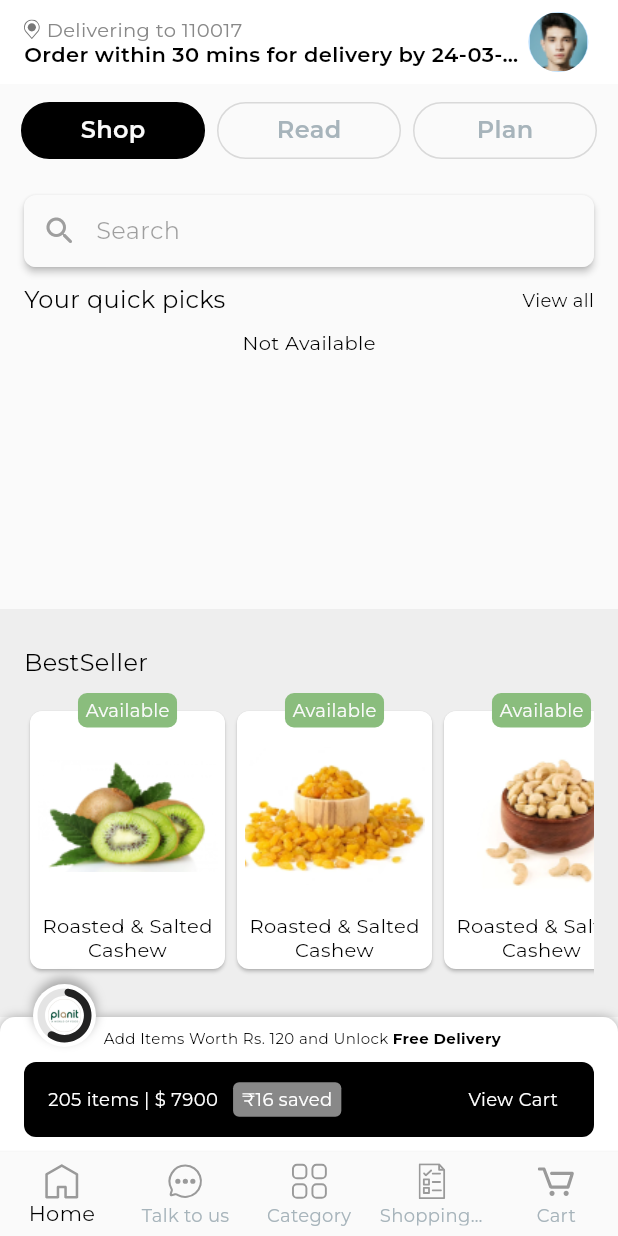
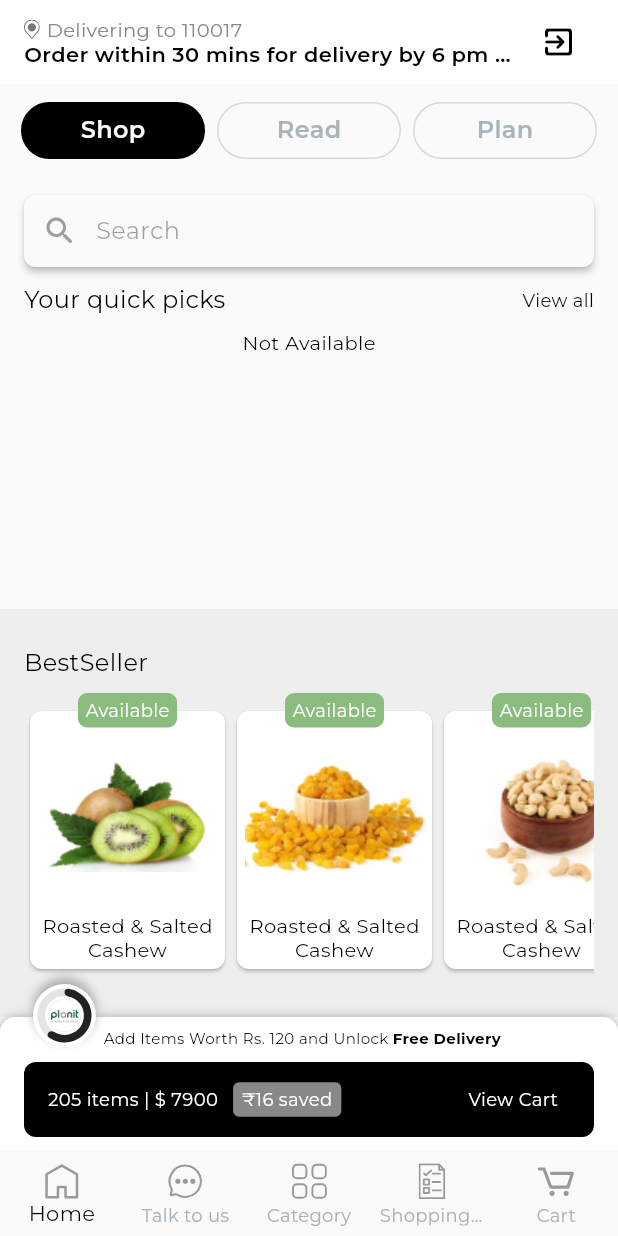
Before and after one commit to ramprasadbhagat/planit, a Flutter app: the ShopPage screen opened by its route, scrolled down 486 dp, on a phone screen of 412 x 824 dp. Run offline on Flutter 3.47's test engine with Material 3 defaults, Android fonts, the phone set to English and light mode, and no system bars; our stand-ins replace auto_route, cached_network_image, carousel_slider, dartz, dio, flutter_bloc and 12 more; accounts and stored records are empty; network calls fail; statements that could not run were skipped; project files that could hold a hidden picture were left out.

Commit message:
ui fix for home page

```diff
--- a/lib/presentation/category/widgets/product_card.dart
+++ b/lib/presentation/category/widgets/product_card.dart
@@ -211,6 +211,7 @@ class _AddToListTextFieldState extends State<AddToListTextField> {
       width: 80,
       padding: const EdgeInsets.symmetric(horizontal: 6),
       decoration: BoxDecoration(
+        color: Colors.white70,
         border: Border.all(
           color: AppColors.black,
         ),
--- a/lib/presentation/home/shop/widgets/highlight_section.dart
+++ b/lib/presentation/home/shop/widgets/highlight_section.dart
@@ -113,11 +113,14 @@ class HighlightItem extends StatelessWidget {
             ),
           ),
         ),
-        Container(
+        item.discountValue == '0'
+            ? const SizedBox.shrink()
+            : Container(
                 padding: const EdgeInsets.symmetric(
                   horizontal: 5,
                   vertical: 4,
                 ),
+                margin: const EdgeInsets.only(top: 2),
                 decoration: BoxDecoration(
                   borderRadius: BorderRadius.circular(8),
                   color: AppColors.black,
--- a/lib/presentation/home/shop/widgets/location_pin.dart
+++ b/lib/presentation/home/shop/widgets/location_pin.dart
@@ -32,23 +32,16 @@ class LocationPin extends StatelessWidget {
                 ],
               ),
               Text(
-                'Order within 30 mins for delivery by 24-03-2024',
+                'Order within 30 mins for delivery by 6 pm on 24-03',
                 style: textTheme.labelSmall,
               ),
               const SizedBox(width: 4.0),
             ],
           ),
         ),
-        Expanded(
+        const Expanded(
           flex: 1,
-          child: CircleAvatar(
-            child: SizedBox(
-              height: 100,
-              child: ClipOval(
-                child: Image.asset(PngImage.generic('profile_pic.png')),
-              ),
-            ),
-          ),
+          child: Icon(Icons.exit_to_app_rounded),
         ),
       ],
     );
```
Lines whose indentation alone changed are shown as unchanged.
